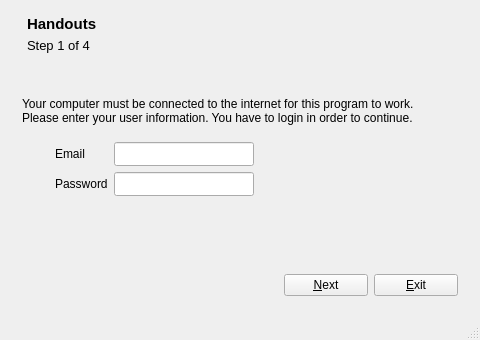
manutorres/pernambuco, file portfolio/ui/mainwindow.ui: the form before one commit.
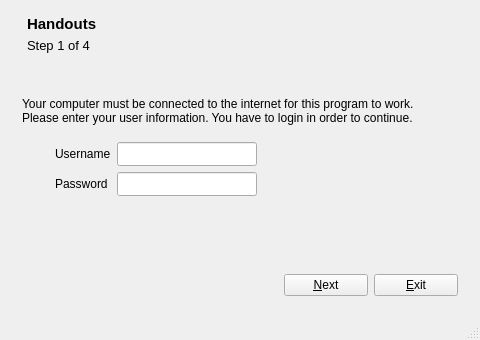
The form after the commit. The open tabs and pages were chosen to show the change. Icons and pictures are not drawn.

Commit message: Se cambio email por username para el login

What changed in the file:
```diff
--- a/portfolio/ui/mainwindow.ui
+++ b/portfolio/ui/mainwindow.ui
@@ -404,7 +404,7 @@
            </font>
           </property>
           <property name="text">
-           <string>Email</string>
+           <string>Username</string>
           </property>
          </widget>
         </item>
```
The commit also changes 2 other files.
